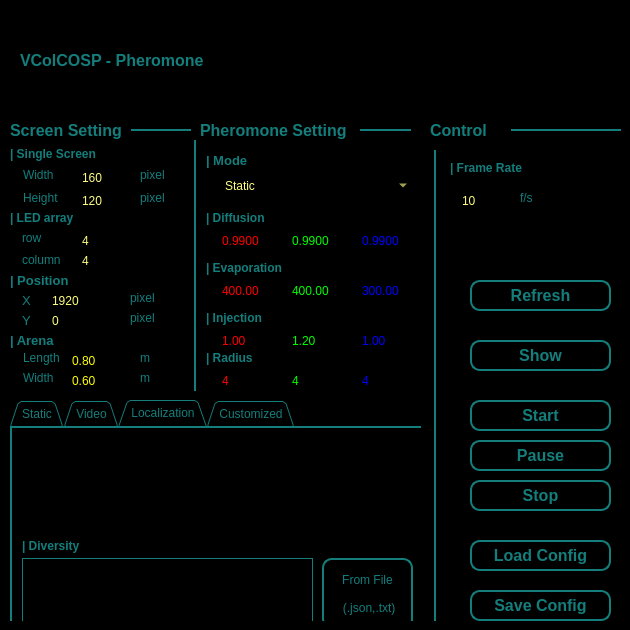
XuelongSun/VColCOSP_GUI, file viewers/pheromone.ui: the form before one commit.
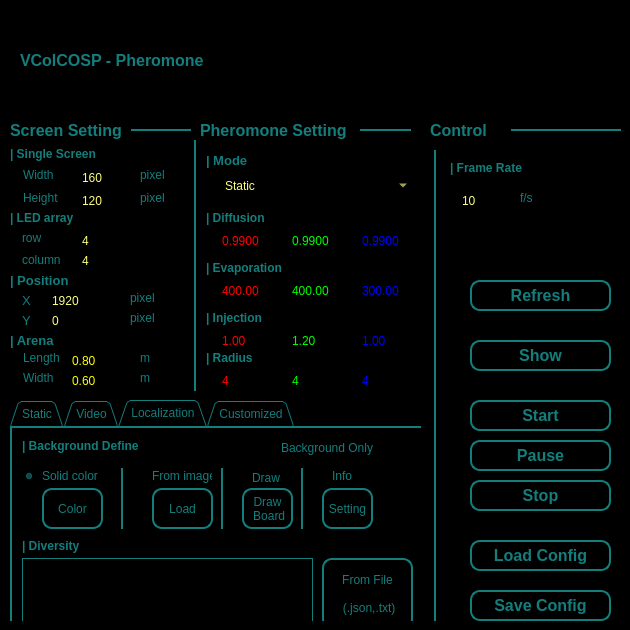
The form after the commit. The open tabs and pages were chosen to show the change. Icons and pictures are not drawn.

Commit message: Add pheromone background

```diff
--- a/viewers/pheromone.ui
+++ b/viewers/pheromone.ui
@@ -1163,6 +1163,228 @@
  (.json,.txt)</string>
      </property>
     </widget>
+    <widget class="QLabel" name="label_23">
+     <property name="geometry">
+      <rect>
+       <x>10</x>
+       <y>10</y>
+       <width>231</width>
+       <height>16</height>
+      </rect>
+     </property>
+     <property name="font">
+      <font>
+       <weight>75</weight>
+       <bold>true</bold>
+      </font>
+     </property>
+     <property name="text">
+      <string>| Background Define</string>
+     </property>
+    </widget>
+    <widget class="QRadioButton" name="radioButton_sc">
+     <property name="geometry">
+      <rect>
+       <x>10</x>
+       <y>40</y>
+       <width>89</width>
+       <height>16</height>
+      </rect>
+     </property>
+     <property name="text">
+      <string>Solid color</string>
+     </property>
+     <property name="checked">
+      <bool>true</bool>
+     </property>
+    </widget>
+    <widget class="QRadioButton" name="radioButton_image">
+     <property name="geometry">
+      <rect>
+       <x>120</x>
+       <y>40</y>
+       <width>89</width>
+       <height>16</height>
+      </rect>
+     </property>
+     <property name="text">
+      <string>From image</string>
+     </property>
+    </widget>
+    <widget class="QRadioButton" name="radioButton_draw">
+     <property name="geometry">
+      <rect>
+       <x>220</x>
+       <y>40</y>
+       <width>61</width>
+       <height>20</height>
+      </rect>
+     </property>
+     <property name="text">
+      <string>Draw</string>
+     </property>
+    </widget>
+    <widget class="Line" name="line_8">
+     <property name="geometry">
+      <rect>
+       <x>100</x>
+       <y>40</y>
+       <width>21</width>
+       <height>61</height>
+      </rect>
+     </property>
+     <property name="styleSheet">
+      <string notr="true">color: rgb(19, 126, 124);</string>
+     </property>
+     <property name="frameShadow">
+      <enum>QFrame::Plain</enum>
+     </property>
+     <property name="lineWidth">
+      <number>2</number>
+     </property>
+     <property name="orientation">
+      <enum>Qt::Vertical</enum>
+     </property>
+    </widget>
+    <widget class="Line" name="line_9">
+     <property name="geometry">
+      <rect>
+       <x>200</x>
+       <y>40</y>
+       <width>21</width>
+       <height>61</height>
+      </rect>
+     </property>
+     <property name="styleSheet">
+      <string notr="true">color: rgb(19, 126, 124);</string>
+     </property>
+     <property name="frameShadow">
+      <enum>QFrame::Plain</enum>
+     </property>
+     <property name="lineWidth">
+      <number>2</number>
+     </property>
+     <property name="orientation">
+      <enum>Qt::Vertical</enum>
+     </property>
+    </widget>
+    <widget class="QRadioButton" name="radioButton_info">
+     <property name="geometry">
+      <rect>
+       <x>300</x>
+       <y>40</y>
+       <width>71</width>
+       <height>16</height>
+      </rect>
+     </property>
+     <property name="text">
+      <string>Info</string>
+     </property>
+    </widget>
+    <widget class="Line" name="line_10">
+     <property name="geometry">
+      <rect>
+       <x>280</x>
+       <y>40</y>
+       <width>21</width>
+       <height>61</height>
+      </rect>
+     </property>
+     <property name="styleSheet">
+      <string notr="true">color: rgb(19, 126, 124);</string>
+     </property>
+     <property name="frameShadow">
+      <enum>QFrame::Plain</enum>
+     </property>
+     <property name="lineWidth">
+      <number>2</number>
+     </property>
+     <property name="orientation">
+      <enum>Qt::Vertical</enum>
+     </property>
+    </widget>
+    <widget class="QCheckBox" name="cb_bg_only">
+     <property name="geometry">
+      <rect>
+       <x>250</x>
+       <y>10</y>
+       <width>151</width>
+       <height>20</height>
+      </rect>
+     </property>
+     <property name="text">
+      <string>Background Only</string>
+     </property>
+    </widget>
+    <widget class="QPushButton" name="pb_bg_setting">
+     <property name="geometry">
+      <rect>
+       <x>310</x>
+       <y>60</y>
+       <width>51</width>
+       <height>41</height>
+      </rect>
+     </property>
+     <property name="styleSheet">
+      <string notr="true">border: 2px solid rgb(19, 126, 124);
+border-radius:10px;</string>
+     </property>
+     <property name="text">
+      <string>Setting</string>
+     </property>
+    </widget>
+    <widget class="QPushButton" name="pb_bg_draw_board">
+     <property name="geometry">
+      <rect>
+       <x>230</x>
+       <y>60</y>
+       <width>51</width>
+       <height>41</height>
+      </rect>
+     </property>
+     <property name="styleSheet">
+      <string notr="true">border: 2px solid rgb(19, 126, 124);
+border-radius:10px;</string>
+     </property>
+     <property name="text">
+      <string>Draw 
+ Board</string>
+     </property>
+    </widget>
+    <widget class="QPushButton" name="pb_bg_load_img">
+     <property name="geometry">
+      <rect>
+       <x>140</x>
+       <y>60</y>
+       <width>61</width>
+       <height>41</height>
+      </rect>
+     </property>
+     <property name="styleSheet">
+      <string notr="true">border: 2px solid rgb(19, 126, 124);
+border-radius:10px;</string>
+     </property>
+     <property name="text">
+      <string>Load</string>
+     </property>
+    </widget>
+    <widget class="QPushButton" name="pb_bg_select_color">
+     <property name="geometry">
+      <rect>
+       <x>30</x>
+       <y>60</y>
+       <width>61</width>
+       <height>41</height>
+      </rect>
+     </property>
+     <property name="styleSheet">
+      <string notr="true">border: 2px solid rgb(19, 126, 124);
+border-radius:10px;</string>
+     </property>
+     <property name="text">
+      <string>Color</string>
+     </property>
+    </widget>
    </widget>
    <widget class="QWidget" name="tab">
     <attribute name="title">
```
Left out of the diff: 2 changed lines with no effect on the pictures. The commit also changes 8 other files.
